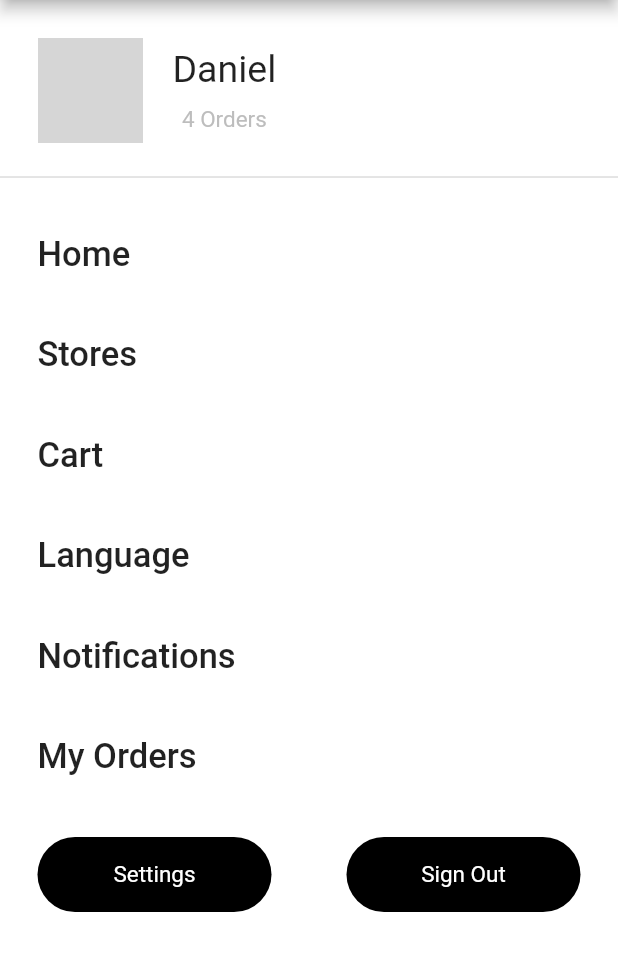
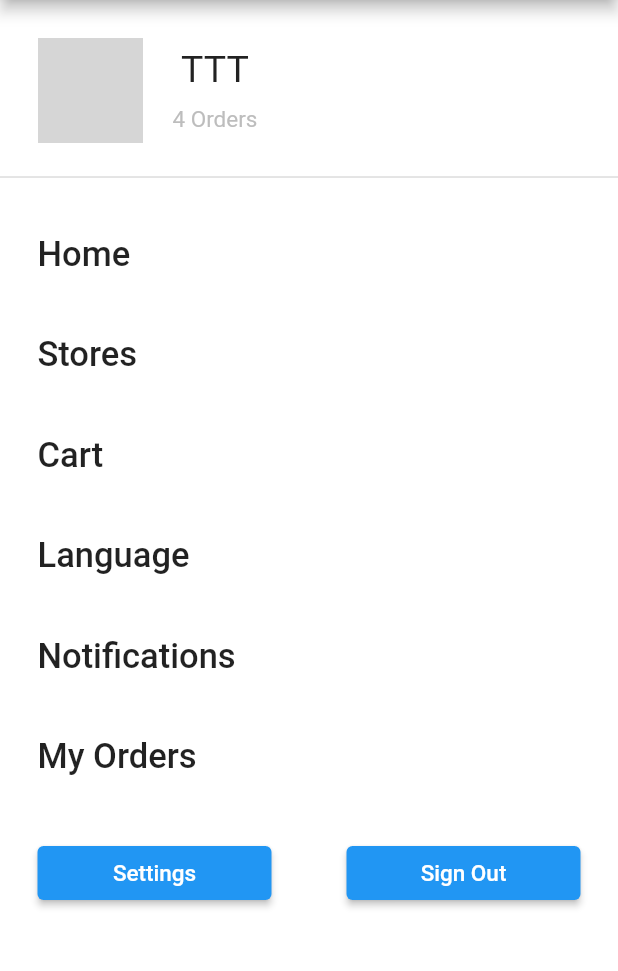
Before and after one commit to Taihihi/BanhangAndroid, a Flutter app: the MorePage screen opened directly, on a phone screen of 412 x 824 dp, the part 84-1055 px from its top. Run offline on Flutter 3.47's test engine with Material 2 defaults, Android fonts, the phone set to English and light mode, and no system bars; network calls fail; grey boxes are pictures that could not be loaded.

Commit message:
update code

```diff
--- a/duan/lib/main.dart
+++ b/duan/lib/main.dart
@@ -1,12 +1,12 @@
 import 'package:flutter/material.dart';
 // import 'package:flutter_demo_10/cloles/cloles6.dart';
 import 'package:flutter_demo_10/pages/home_page.dart';
-import 'package:flutter_demo_10/json/getstart.dart';
-import 'package:flutter_demo_10/test/test1.dart';
+// import 'package:flutter_demo_10/json/getstart.dart';
+// import 'package:flutter_demo_10/test/test1.dart';
 
 void main() {
   runApp(MaterialApp(
     debugShowCheckedModeBanner: false,
-    home: Cloles6(),
+    home: HomePage(),
   ));
 }
--- a/duan/lib/pages/home_page.dart
+++ b/duan/lib/pages/home_page.dart
@@ -3,7 +3,7 @@ import 'package:flutter/material.dart';
 import 'package:flutter_demo_10/json/constant.dart';
 import 'package:flutter_demo_10/theme/colors.dart';
 import 'package:flutter_demo_10/widgets/custom_slider.dart';
-import 'package:flutter_demo_10/pages/account_page.dart';
+// import 'package:flutter_demo_10/pages/account_page.dart';
 import 'package:flutter_demo_10/pages/cart_page.dart';
 import 'package:flutter_demo_10/pages/home_page.dart';
 import 'package:flutter_demo_10/pages/more_page.dart';
@@ -45,7 +45,7 @@ class _HomePageState extends State<HomePage> {
             ),
             ListTile(
               leading: const Icon(Icons.shop),
-              title: const Text("Store"),
+              title: const Text("Shop"),
               onTap: () {
                 Navigator.push(
                   context,
--- a/duan/lib/pages/more_page.dart
+++ b/duan/lib/pages/more_page.dart
@@ -1,11 +1,12 @@
 import 'package:flutter/material.dart';
 import 'package:flutter_demo_10/json/constant.dart';
 import 'package:flutter_demo_10/theme/colors.dart';
-import 'package:flutter_demo_10/pages/account_page.dart';
+// import 'package:flutter_demo_10/pages/account_page.dart';
 import 'package:flutter_demo_10/pages/cart_page.dart';
 import 'package:flutter_demo_10/pages/home_page.dart';
 import 'package:flutter_demo_10/pages/more_page.dart';
 import 'package:flutter_demo_10/pages/store_page.dart';
+import 'package:flutter_demo_10/cloles/cloles1.dart';
 
 class MorePage extends StatefulWidget {
   @override
@@ -42,7 +43,7 @@ class _MorePageState extends State<MorePage> {
             ),
             ListTile(
               leading: const Icon(Icons.shop),
-              title: const Text("Store"),
+              title: const Text("Shop"),
               onTap: () {
                 Navigator.push(
                   context,
@@ -116,7 +117,7 @@ class _MorePageState extends State<MorePage> {
               Column(
                 children: [
                   Text(
-                    "Daniel",
+                    "TTT",
                     style: TextStyle(fontSize: 25, fontWeight: FontWeight.w400),
                   ),
                   SizedBox(
@@ -162,27 +163,79 @@ class _MorePageState extends State<MorePage> {
               Container(
                 width: (size.width - 100) / 2,
                 height: 50,
-                decoration: BoxDecoration(
-                    color: black, borderRadius: BorderRadius.circular(30)),
+                // decoration: BoxDecoration(
+                //     color: black, borderRadius: BorderRadius.circular(30)),
+                child: Column(
+                  crossAxisAlignment: CrossAxisAlignment.start,
+                  children: [
+                    ElevatedButton(
+                        onPressed: () {
+                          Navigator.pushAndRemoveUntil(
+                              context,
+                              MaterialPageRoute(
+                                builder: (context) => Cloles1(),
+                              ),
+                              (route) => false);
+                        },
                         child: Center(
                           child: Text(
                             "Settings",
                             style: TextStyle(fontSize: 15, color: white),
                           ),
+                        ))
+                  ],
                 ),
               ),
+              // Container(
+              //   width: (size.width - 100) / 2,
+              //   height: 50,
+              //   decoration: BoxDecoration(
+              //       color: black, borderRadius: BorderRadius.circular(30)),
+              //   child: Center(
+              //     child: Text(
+              //       "Settings",
+              //       style: TextStyle(fontSize: 15, color: white),
+              //     ),
+              //   ),
+              // ),
               Container(
                 width: (size.width - 100) / 2,
                 height: 50,
-                decoration: BoxDecoration(
-                    color: black, borderRadius: BorderRadius.circular(30)),
+                // decoration: BoxDecoration(
+                //     color: black, borderRadius: BorderRadius.circular(30)),
+                child: Column(
+                  crossAxisAlignment: CrossAxisAlignment.start,
+                  children: [
+                    ElevatedButton(
+                        onPressed: () {
+                          Navigator.pushAndRemoveUntil(
+                              context,
+                              MaterialPageRoute(
+                                builder: (context) => Cloles1(),
+                              ),
+                              (route) => false);
+                        },
                         child: Center(
                           child: Text(
                             "Sign Out",
                             style: TextStyle(fontSize: 15, color: white),
                           ),
+                        ))
+                  ],
                 ),
               )
+              // Container(
+              //   width: (size.width - 100) / 2,
+              //   height: 50,
+              //   decoration: BoxDecoration(
+              //       color: black, borderRadius: BorderRadius.circular(30)),
+              //   child: Center(
+              //     child: Text(
+              //       "Sign Out",
+              //       style: TextStyle(fontSize: 15, color: white),
+              //     ),
+              //   ),
+              // )
             ],
           ),
         )
--- a/duan/lib/pages/root_app.dart
+++ b/duan/lib/pages/root_app.dart
@@ -1,6 +1,6 @@
 import 'package:flutter/material.dart';
 import 'package:flutter_demo_10/json/constant.dart';
-import 'package:flutter_demo_10/pages/account_page.dart';
+// import 'package:flutter_demo_10/pages/account_page.dart';
 import 'package:flutter_demo_10/pages/cart_page.dart';
 import 'package:flutter_demo_10/pages/home_page.dart';
 import 'package:flutter_demo_10/pages/more_page.dart';
@@ -47,7 +47,7 @@ class _RootAppState extends State<RootApp> {
             ),
             ListTile(
               leading: const Icon(Icons.shop),
-              title: const Text("Store"),
+              title: const Text("Shop"),
               onTap: () {
                 Navigator.push(
                   context,
```
Also changed, not shown: duan/lib/json/constant.dart (+20 -10 lines), duan/lib/pages/cart_page.dart (+18 -18 lines), duan/lib/pages/store_page.dart (+25 -24 lines). Lines whose indentation alone changed are shown as unchanged.
